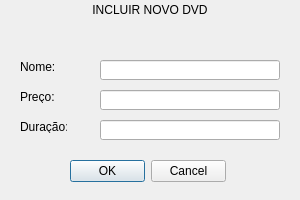
Old version of the form PROJETO 3 - Interface Loja/InterfaceLoja/incluirdvd.ui in the repository Msajt/Programacao-Avancada.
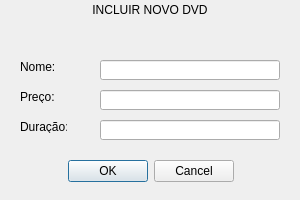
New version of the form.

The edit to the form file:
```diff
--- a/PROJETO 3 - Interface Loja/InterfaceLoja/incluirdvd.ui
+++ b/PROJETO 3 - Interface Loja/InterfaceLoja/incluirdvd.ui
@@ -101,15 +101,18 @@
   <widget class="QDialogButtonBox" name="buttonBox">
    <property name="geometry">
     <rect>
-     <x>70</x>
+     <x>0</x>
      <y>160</y>
-     <width>156</width>
+     <width>301</width>
      <height>23</height>
     </rect>
    </property>
    <property name="standardButtons">
     <set>QDialogButtonBox::Cancel|QDialogButtonBox::Ok</set>
    </property>
+   <property name="centerButtons">
+    <bool>true</bool>
+   </property>
   </widget>
  </widget>
  <resources/>
```
